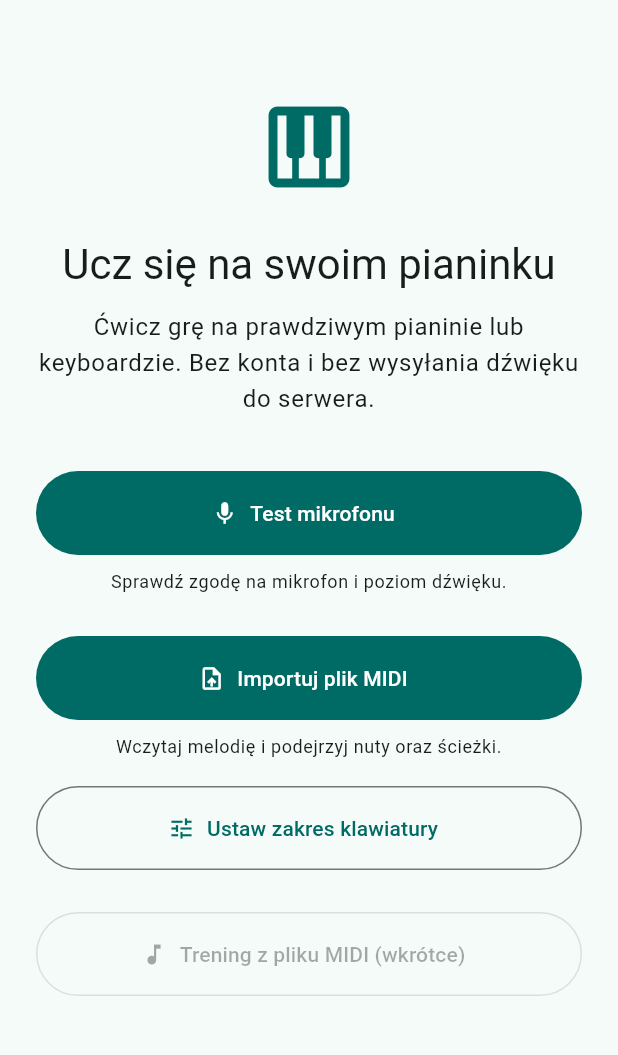
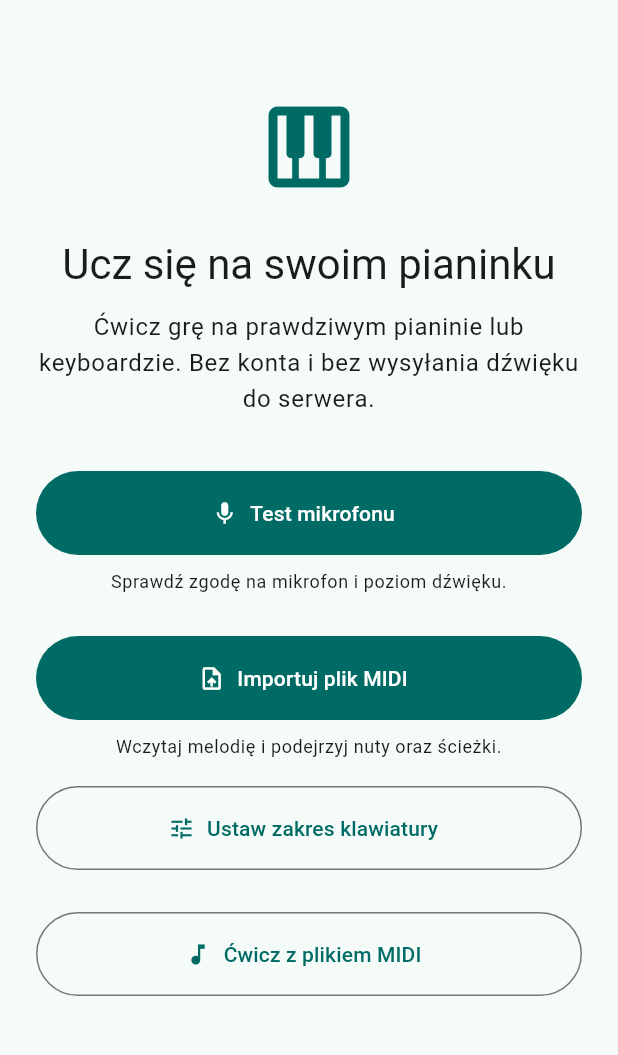
Before and after one commit to PawelWielga/learn-piano, a Flutter app: the screen it shows after launch, on a phone screen of 412 x 824 dp, the part 63-1118 px from its top. Run offline on Flutter 3.47's test engine with Material 3 defaults, Android fonts, the phone set to English and light mode, and no system bars; missing offline and left inert: dart:js_interop.

Commit message:
feat(training): expose exercise entry point on home (#14)

```diff
--- a/app/lib/src/screens/home_screen.dart
+++ b/app/lib/src/screens/home_screen.dart
@@ -98,10 +98,16 @@ class HomeScreen extends StatelessWidget {
                 ),
                 const SizedBox(height: 28),
                 OutlinedButton.icon(
-                  key: const Key('training-coming-soon'),
-                  onPressed: null,
+                  key: const Key('training-start-from-home'),
+                  onPressed: () {
+                    Navigator.of(context).push(
+                      MaterialPageRoute<void>(
+                        builder: (_) => const MidiImportScreen(),
+                      ),
+                    );
+                  },
                   icon: const Icon(Icons.music_note),
-                  label: const Text('Trening z pliku MIDI (wkrótce)'),
+                  label: const Text('Ćwicz z plikiem MIDI'),
                   style: OutlinedButton.styleFrom(
                     minimumSize: const Size.fromHeight(56),
                   ),
```
